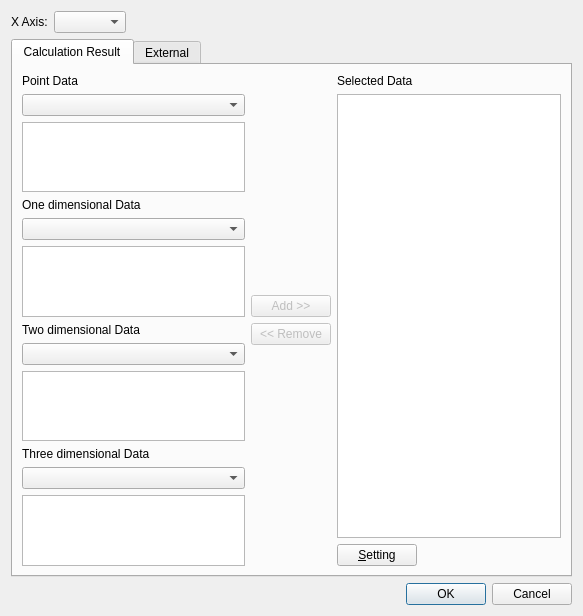
Before: the Qt Designer form libs/post/graph2dhybrid/graph2dhybridwindowdatasourcedialog.ui in i-RIC/prepost-gui, drawn with Qt 5.
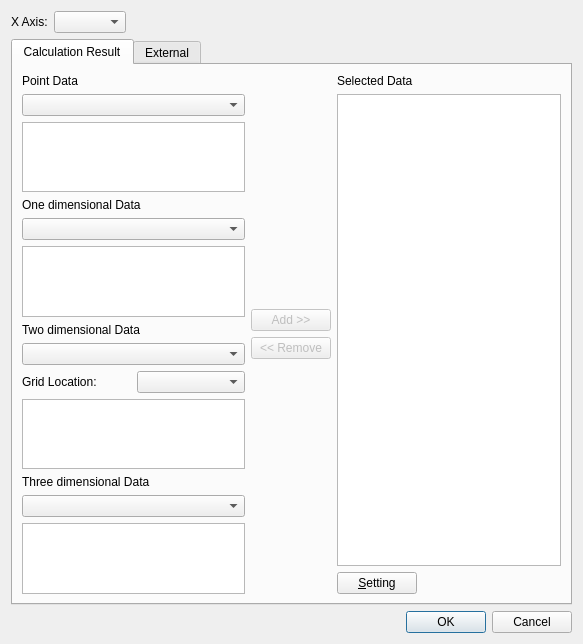
After: the same form once the commit is applied.

What changed in the file:
```diff
--- a/libs/post/graph2dhybrid/graph2dhybridwindowdatasourcedialog.ui
+++ b/libs/post/graph2dhybrid/graph2dhybridwindowdatasourcedialog.ui
@@ -7,7 +7,7 @@
     <x>0</x>
     <y>0</y>
     <width>583</width>
-    <height>607</height>
+    <height>640</height>
    </rect>
   </property>
   <property name="sizePolicy">
@@ -95,6 +95,20 @@
          <item>
           <widget class="QComboBox" name="twoDimDataComboBox"/>
          </item>
+         <item>
+          <layout class="QHBoxLayout" name="horizontalLayout_5">
+           <item>
+            <widget class="QLabel" name="twoDimGridLocationLabel">
+             <property name="text">
+              <string>Grid Location:</string>
+             </property>
+            </widget>
+           </item>
+           <item>
+            <widget class="QComboBox" name="twoDimGridLocationComboBox"/>
+           </item>
+          </layout>
+         </item>
          <item>
           <widget class="QListWidget" name="twoDimDataListWidget"/>
          </item>
```
Left out of the diff: 19 changed lines with no effect on the pictures.
